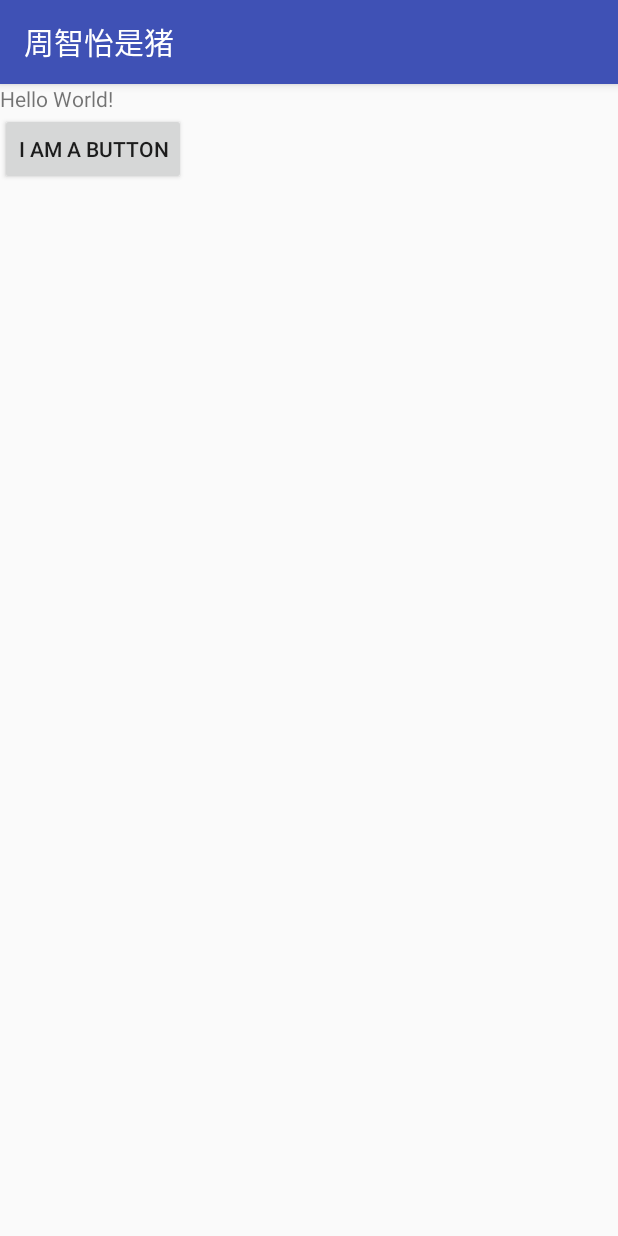
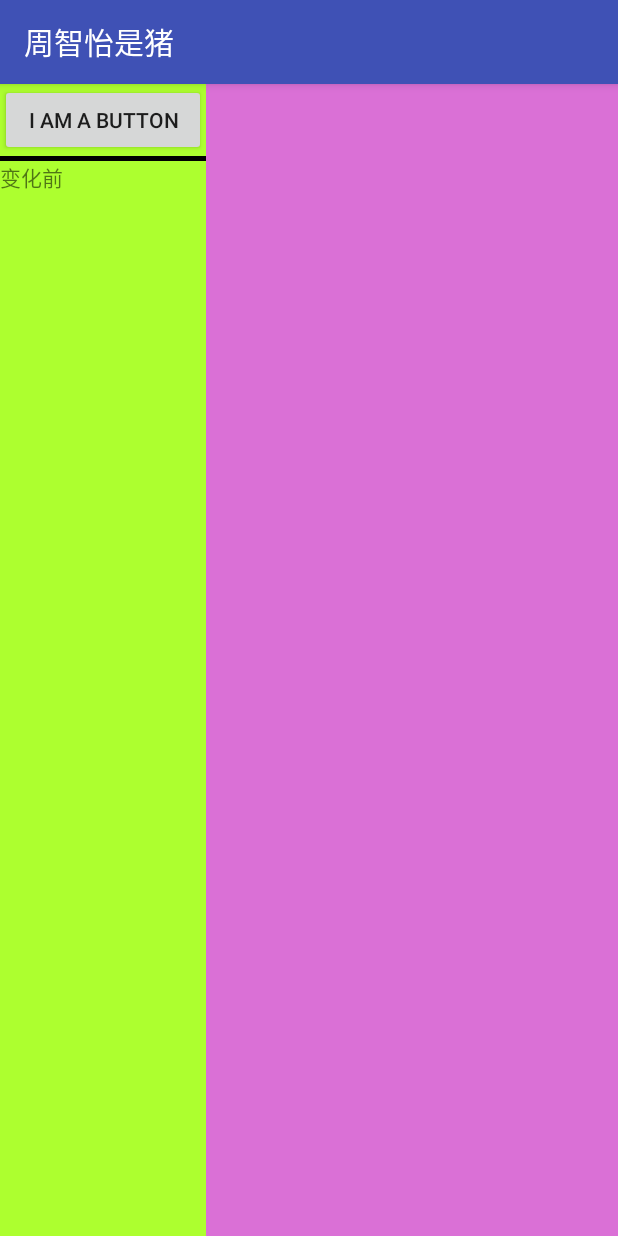
Before and after one commit to 1239704840/android_demo, an Android app: the screen it shows after launch (MainActivity), on a phone screen of 412 x 824 dp. Run offline under Robolectric (Android 15) with nearby library versions, the phone set to English and light mode, and no system bars.

Commit message:
git add .

```diff
--- a/MyApplication/app/src/main/res/layout/activity_main.xml
+++ b/MyApplication/app/src/main/res/layout/activity_main.xml
@@ -1,27 +1,38 @@
 <?xml version="1.0" encoding="utf-8"?>
 <LinearLayout xmlns:android="http://schemas.android.com/apk/res/android"
     xmlns:tools="http://schemas.android.com/tools"
-    android:layout_width="fill_parent"
-    android:layout_height="fill_parent"
-    android:orientation="vertical">
+    android:id="@+id/LinearLayout1"
+    android:layout_width="match_parent"
+    android:layout_height="match_parent"
+    android:orientation="horizontal">
 
-    <TextView
-        android:layout_width="wrap_content"
-        android:layout_height="wrap_content"
-        android:text="Hello World!"
-        android:id="@+id/textView" />
+    <LinearLayout
+        android:layout_width="0dp"
+        android:layout_height="fill_parent"
+        android:background="#ADFF2F"
+        android:layout_weight="1"
+        android:orientation="vertical">
+        <Button
+            android:layout_width="match_parent"
+            android:layout_height="wrap_content"
+            android:text="I am a Button"
+            android:id="@+id/button1"/>
+        <View
+            android:layout_width="match_parent"
+            android:layout_height="5px"
+            android:background="#000000" />
+        <TextView
+            android:layout_width="match_parent"
+            android:layout_height="wrap_content"
+            android:text="变化前"
+            android:id="@+id/text1"/>
+        </LinearLayout>
 
-    <Button
-        android:layout_width="wrap_content"
-        android:layout_height="wrap_content"
-        android:text="I am a Button"
-        android:id="@+id/button"/>
 
-    <ImageView
-        android:layout_width="wrap_content"
-        android:layout_height="wrap_content"
-        android:id="@+id/imageView"
-        android:layout_below="@+id/textView"
-        android:layout_alignParentEnd="true"
-        android:layout_marginTop="78dp" />
+    <LinearLayout
+        android:layout_width="0dp"
+        android:layout_height="fill_parent"
+        android:background="#DA70D6"
+        android:layout_weight="2"/>
+
 </LinearLayout>
```
